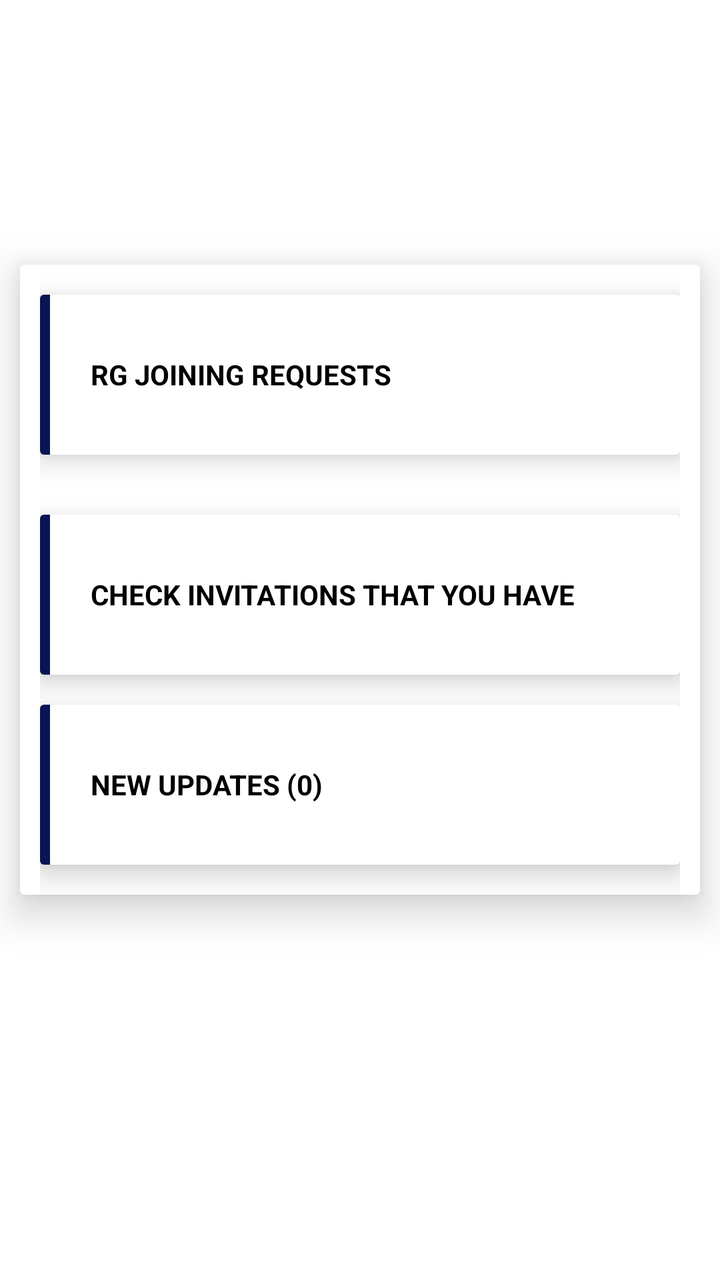
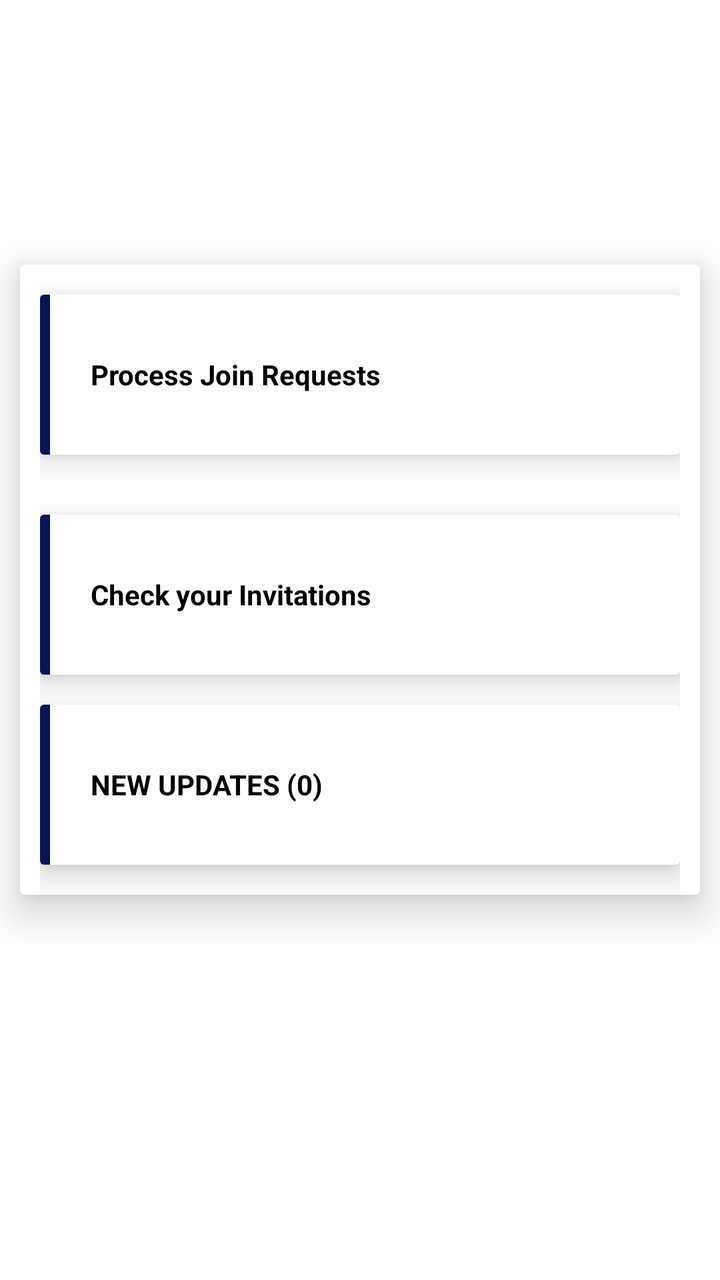

Compare the two renders of this Android layout. The source of the first and the diff that turns it into the second are given below.
<!-- AndroidManifest.xml: application theme AppTheme -->
<!-- res/layout/activity_notify.xml -->
<?xml version="1.0" encoding="utf-8"?>
<FrameLayout xmlns:android="http://schemas.android.com/apk/res/android"
    xmlns:card_view="http://schemas.android.com/apk/res-auto"
    xmlns:tools="http://schemas.android.com/tools"
    android:id="@+id/activity_main"
    android:background="@color/colorWhite"
    android:layout_width="match_parent"
    android:layout_height="match_parent"
    tools:context=".BasicUserActivity">
    <androidx.cardview.widget.CardView
        android:layout_width="match_parent"
        android:layout_height="wrap_content"

        android:layout_marginBottom="30dp"
        android:layout_gravity="center"
        android:layout_marginLeft="10dp"
        android:layout_marginRight="10dp"
        card_view:cardCornerRadius="2dp"
        card_view:cardElevation="12dp"
        android:id="@+id/cardView">


        <androidx.appcompat.widget.LinearLayoutCompat
            android:layout_width="match_parent"
            android:layout_gravity="center"
            android:gravity="center"
            android:layout_height="match_parent"
            android:orientation="vertical">

            <androidx.core.widget.NestedScrollView
                android:layout_width="match_parent"
                android:layout_height="match_parent"
                android:layout_gravity="fill_vertical">

                    <LinearLayout
                        android:layout_width="match_parent"
                        android:layout_height="match_parent"
                        android:layout_marginLeft="10dp"
                        android:layout_marginRight="10dp"
                        android:orientation="vertical">

                        <androidx.cardview.widget.CardView
                            android:id="@+id/cardactive"
                            android:layout_width="match_parent"
                            android:layout_height="80dp"
                            android:background="@color/error"
                            android:layout_marginTop="15dp"
                            card_view:cardCornerRadius="2dp"
                            card_view:cardElevation="8dp">


                            <LinearLayout
                                android:layout_width="match_parent"
                                android:layout_height="match_parent"
                                android:gravity="center_vertical"
                                android:orientation="horizontal">
                                <View
                                    android:layout_width="5dp"
                                    android:layout_height="90dp"
                                    android:background="@color/colorPrimary"/>
                                <TextView
                                    android:layout_width="wrap_content"
                                    android:layout_height="wrap_content"
                                    android:layout_marginLeft="20dp"
                                    android:layout_marginStart="20dp"
                                    android:ellipsize="marquee"
                                    android:focusable="true"
                                    android:focusableInTouchMode="false"
                                    android:gravity="center_horizontal"
                                    android:marqueeRepeatLimit="marquee_forever"
                                    android:singleLine="true"
                                    android:text="RG JOINING REQUESTS"
                                    android:textColor="@color/colorBlack"
                                    android:textSize="14sp"
                                    android:textStyle="bold" />
                            </LinearLayout>

                        </androidx.cardview.widget.CardView>

                        <androidx.cardview.widget.CardView
                            android:id="@+id/neutralized"
                            android:layout_width="match_parent"
                            android:layout_height="80dp"
                            android:layout_marginTop="30dp"
                            card_view:cardCornerRadius="2dp"
                            card_view:cardElevation="8dp">
                            <LinearLayout
                                android:layout_width="match_parent"
                                android:layout_height="match_parent"
                                android:gravity="center_vertical"
                                android:orientation="horizontal">
                                <View
                                    android:layout_width="5dp"
                                    android:layout_height="90dp"
                                    android:background="@color/colorPrimary"/>

                                <TextView
                                    android:layout_width="wrap_content"
                                    android:layout_height="wrap_content"
                                    android:layout_marginLeft="20dp"
                                    android:layout_marginStart="20dp"
                                    android:ellipsize="marquee"
                                    android:focusable="true"
                                    android:focusableInTouchMode="false"
                                    android:gravity="center_horizontal"
                                    android:marqueeRepeatLimit="marquee_forever"
                                    android:singleLine="true"
                                    android:text="CHECK INVITATIONS THAT YOU HAVE"
                                    android:textColor="@color/colorBlack"
                                    android:textSize="14sp"
                                    android:textStyle="bold" />
                            </LinearLayout>

                        </androidx.cardview.widget.CardView>

                        <androidx.cardview.widget.CardView
                            android:id="@+id/version"
                            android:layout_width="match_parent"
                            android:layout_height="80dp"
                            android:visibility="gone"
                            android:layout_marginTop="15dp"
                            card_view:cardCornerRadius="2dp"
                            card_view:cardElevation="8dp">
                            <LinearLayout
                                android:layout_width="match_parent"
                                android:layout_height="match_parent"
                                android:gravity="center_vertical"
                                android:orientation="horizontal">
                                <View
                                    android:layout_width="5dp"
                                    android:layout_height="90dp"
                                    android:background="@color/colorPrimary"/>

                                <TextView
                                    android:layout_width="wrap_content"
                                    android:layout_height="wrap_content"
                                    android:layout_marginLeft="20dp"
                                    android:layout_marginStart="20dp"
                                    android:ellipsize="marquee"
                                    android:focusable="true"
                                    android:focusableInTouchMode="false"
                                    android:gravity="center_horizontal"
                                    android:marqueeRepeatLimit="marquee_forever"
                                    android:singleLine="true"
                                    android:text="New Updates (0)"
                                    android:textColor="@color/colorBlack"
                                    android:textSize="14sp"
                                    android:textStyle="bold" />
                            </LinearLayout>

                        </androidx.cardview.widget.CardView>

                        <androidx.cardview.widget.CardView
                            android:id="@+id/updates"
                            android:layout_width="match_parent"
                            android:layout_height="80dp"
                            android:layout_marginTop="30dp"
                            android:visibility="gone"
                            card_view:cardCornerRadius="2dp"
                            card_view:cardElevation="8dp">
                            <LinearLayout
                                android:layout_width="match_parent"
                                android:layout_height="match_parent"
                                android:gravity="center_vertical"
                                android:orientation="horizontal">
                                <View
                                    android:layout_width="5dp"
                                    android:layout_height="90dp"
                                    android:background="@color/colorPrimary"/>

                                <TextView
                                    android:layout_width="wrap_content"
                                    android:layout_height="wrap_content"
                                    android:layout_marginLeft="20dp"
                                    android:layout_marginStart="20dp"
                                    android:ellipsize="marquee"
                                    android:focusable="true"
                                    android:focusableInTouchMode="false"
                                    android:gravity="center_horizontal"
                                    android:marqueeRepeatLimit="marquee_forever"
                                    android:singleLine="true"
                                    android:text="!"
                                    android:textColor="@color/colorBlack"
                                    android:textSize="14sp"
                                    android:textStyle="bold" />
                            </LinearLayout>

                        </androidx.cardview.widget.CardView>

                        <androidx.cardview.widget.CardView
                            android:id="@+id/versions"
                            android:layout_width="match_parent"
                            android:layout_height="80dp"
                            android:layout_marginTop="15dp"
                            card_view:cardCornerRadius="2dp"
                            card_view:cardElevation="8dp">
                            <LinearLayout
                                android:layout_width="match_parent"
                                android:layout_height="match_parent"
                                android:gravity="center_vertical"
                                android:orientation="horizontal">
                                <View
                                    android:layout_width="5dp"
                                    android:layout_height="90dp"
                                    android:background="@color/colorPrimary"/>

                                <TextView
                                    android:layout_width="wrap_content"
                                    android:layout_height="wrap_content"
                                    android:layout_marginLeft="20dp"
                                    android:layout_marginStart="20dp"
                                    android:ellipsize="marquee"
                                    android:focusable="true"
                                    android:focusableInTouchMode="false"
                                    android:gravity="center_horizontal"
                                    android:marqueeRepeatLimit="marquee_forever"
                                    android:singleLine="true"
                                    android:text="NEW UPDATES (0)"
                                    android:textColor="@color/colorBlack"
                                    android:textSize="14sp"
                                    android:textStyle="bold" />
                            </LinearLayout>

                        </androidx.cardview.widget.CardView>

                        <androidx.cardview.widget.CardView
                            android:layout_width="match_parent"
                            android:layout_height="0dp"
                            android:layout_marginTop="15dp"
                            card_view:cardCornerRadius="2dp"
                            card_view:cardElevation="8dp"/>
                            </LinearLayout>
            </androidx.core.widget.NestedScrollView>
        </androidx.appcompat.widget.LinearLayoutCompat>
    </androidx.cardview.widget.CardView>
</FrameLayout>
<!-- resources referenced by this layout -->
<resources>
  <color name="colorBlack">#000000</color>
  <color name="colorPrimary">#091456</color>
  <color name="colorWhite">#FFFFFF</color>
  <color name="error">#B60F23</color>
  <style name="AppTheme" parent="Theme.AppCompat.Light.DarkActionBar">
          
          <item name="colorPrimary">@color/colorPrimary</item>
          <item name="colorPrimaryDark">@color/colorPrimaryDark</item>
          <item name="colorAccent">@color/colorAccent</item>
      </style>
  <color name="colorPrimaryDark">#091456</color>
  <color name="colorAccent">#ff8528</color>
</resources>

<!-- the commit's change to res/layout/activity_notify.xml (unified diff, before → after) -->
@@ -69,7 +69,7 @@
                                     android:gravity="center_horizontal"
                                     android:marqueeRepeatLimit="marquee_forever"
                                     android:singleLine="true"
-                                    android:text="RG JOINING REQUESTS"
+                                    android:text="Process Join Requests"
                                     android:textColor="@color/colorBlack"
                                     android:textSize="14sp"
                                     android:textStyle="bold" />
@@ -105,7 +105,7 @@
                                     android:gravity="center_horizontal"
                                     android:marqueeRepeatLimit="marquee_forever"
                                     android:singleLine="true"
-                                    android:text="CHECK INVITATIONS THAT YOU HAVE"
+                                    android:text="Check your Invitations"
                                     android:textColor="@color/colorBlack"
                                     android:textSize="14sp"
                                     android:textStyle="bold" />
